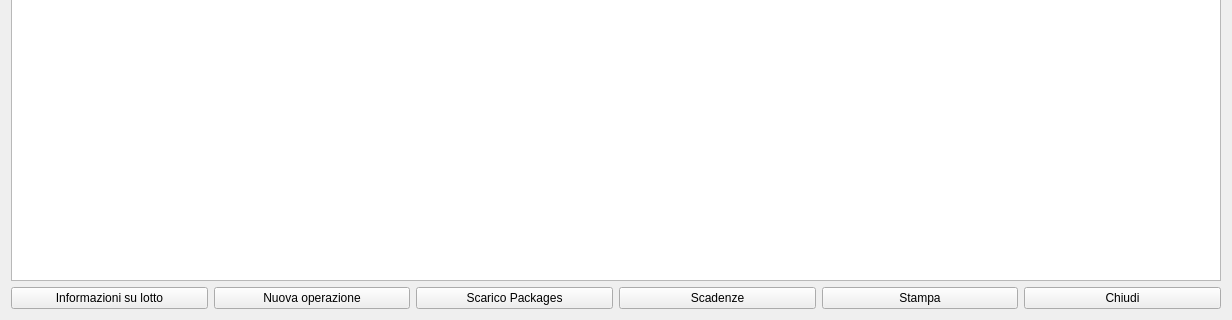
fblabs/hamlet-mod-sancon, file hlotti.ui: the form before one commit; both pictures show x 0 to 1232 and y 344 to 664 of the 1232 by 664 pixel window.
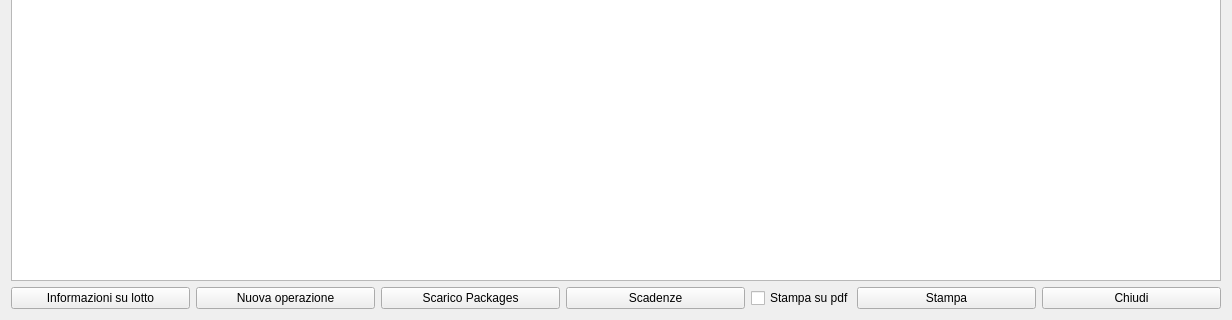
The form after the commit. Icons and pictures are not drawn.

```diff
--- a/hlotti.ui
+++ b/hlotti.ui
@@ -300,6 +300,19 @@
          </property>
         </widget>
        </item>
+       <item>
+        <widget class="QCheckBox" name="cbPdf">
+         <property name="maximumSize">
+          <size>
+           <width>100</width>
+           <height>16777215</height>
+          </size>
+         </property>
+         <property name="text">
+          <string>Stampa su pdf</string>
+         </property>
+        </widget>
+       </item>
        <item>
         <widget class="QPushButton" name="pushButton_6">
          <property name="text">
```
